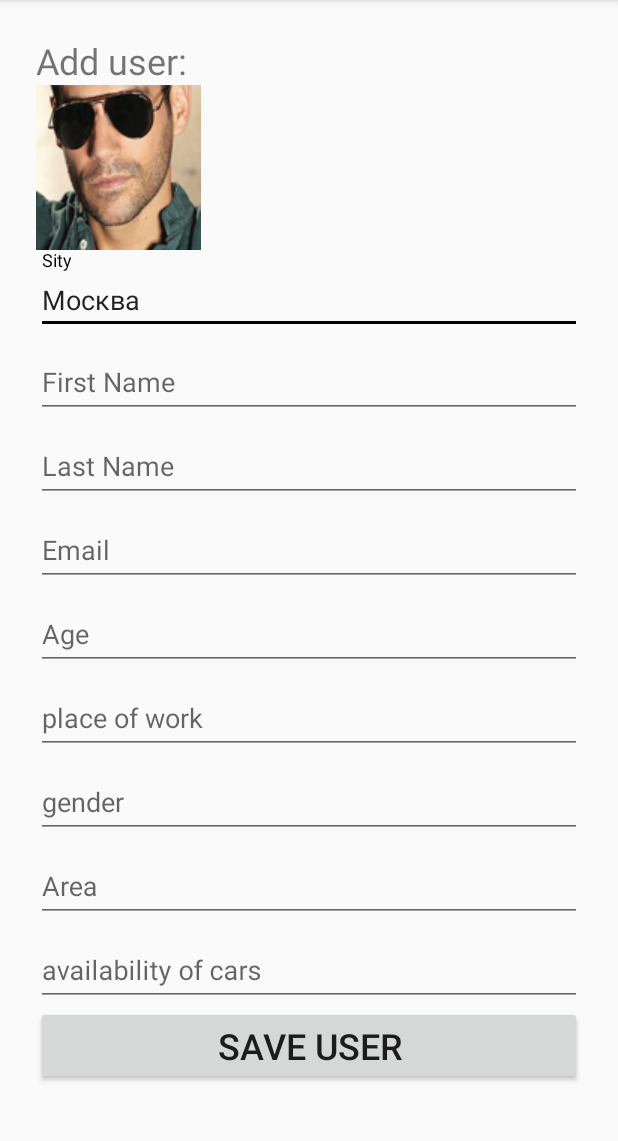
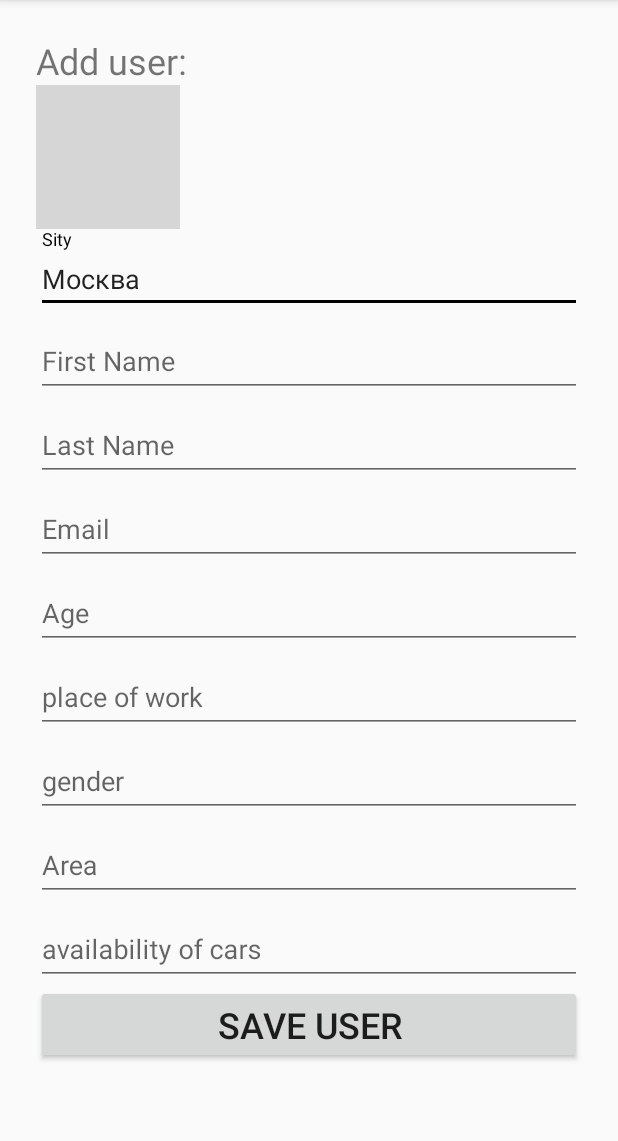
Before and after one commit to Zorn-s/TestZ, an Android app: the screen it shows after launch (CreateUser), in the options menu, after a tap on "Новый пользователь", on a phone screen of 412 x 824 dp, the part 84-1225 px from its top. Run offline under Robolectric (Android 15) with nearby library versions, the phone set to English and light mode, and no system bars; our stand-ins replace Room's generated code; grey boxes are pictures that could not be loaded.

Commit message:
Исправлены косяки с генерацией и сравнением в интентах

```diff
--- a/app/src/main/AndroidManifest.xml
+++ b/app/src/main/AndroidManifest.xml
@@ -19,6 +19,7 @@
         <activity android:name=".DataUser" />
         <activity
             android:name=".MainActivity"
+            android:screenOrientation="portrait"
             android:label="@string/app_name"
             android:theme="@style/AppTheme.NoActionBar">
             <intent-filter>
--- a/app/src/main/java/ru/app/generatorp/CreateUser.java
+++ b/app/src/main/java/ru/app/generatorp/CreateUser.java
@@ -92,8 +92,8 @@ public class CreateUser extends AppCompatActivity {
 
         Sity.setText(gorodId);
 
-        foto.setImageResource(R.drawable.mm);
-        bitmap = BitmapFactory.decodeResource(this.getResources(),R.drawable.mm);
+        foto.setImageResource(R.drawable.mm50);
+        bitmap = BitmapFactory.decodeResource(this.getResources(),R.drawable.mm50);
 
         fotoBitmap = convertToBase64(bitmap);
 
--- a/app/src/main/java/ru/app/generatorp/MainActivity.java
+++ b/app/src/main/java/ru/app/generatorp/MainActivity.java
@@ -137,7 +137,7 @@ public class MainActivity extends AppCompatActivity {
 
 
             Intent intent = getIntent();
-       if (intent !=null && intent.getExtras()!=null) {
+       if (intent !=null && intent.getStringExtra("Period")!=null) {
 
             gorodId = intent.getStringExtra("gorodId");
             Period = intent.getStringExtra("Period");
@@ -178,8 +178,12 @@ public class MainActivity extends AppCompatActivity {
                 .build();
 
         users = db.userDao().getAllUsers(gorodId);
-        Period = db.settingsDao().getPeriod();
 
+       // if(db.settingsDao().getPeriod().toString().equals(null)) {
+        String p = db.settingsDao().getPeriod();
+        if(p != null){
+            Period = db.settingsDao().getPeriod();
+        }
 //-------------------------------------------------------------------
 
         progressBar = findViewById(R.id.progress);
@@ -239,7 +243,7 @@ public class MainActivity extends AppCompatActivity {
             }
         });
 
-
+        db.close();
 
         upd(gorodId);
 
@@ -249,7 +253,7 @@ public class MainActivity extends AppCompatActivity {
     @Override
     protected void onResume() {
         super.onResume();
-        //upd(gorodId);
+        upd(gorodId);
     }
 
 
```
Also changed, not shown: app/src/main/java/ru/app/generatorp/Generation.java (+10 -9 lines).
